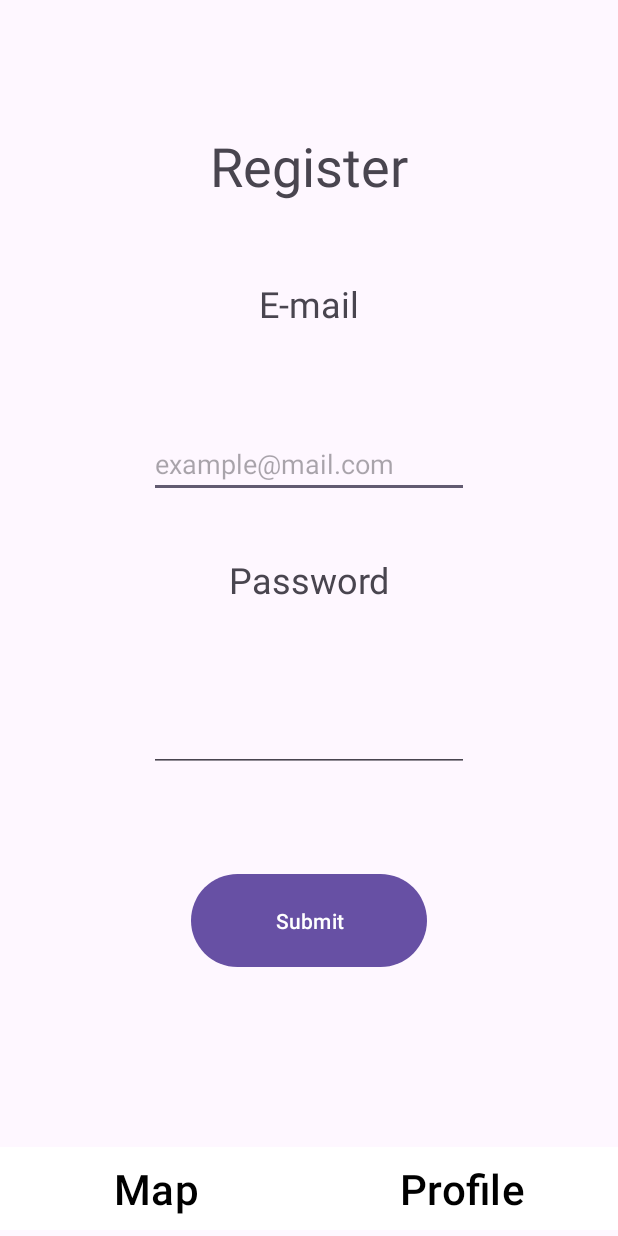
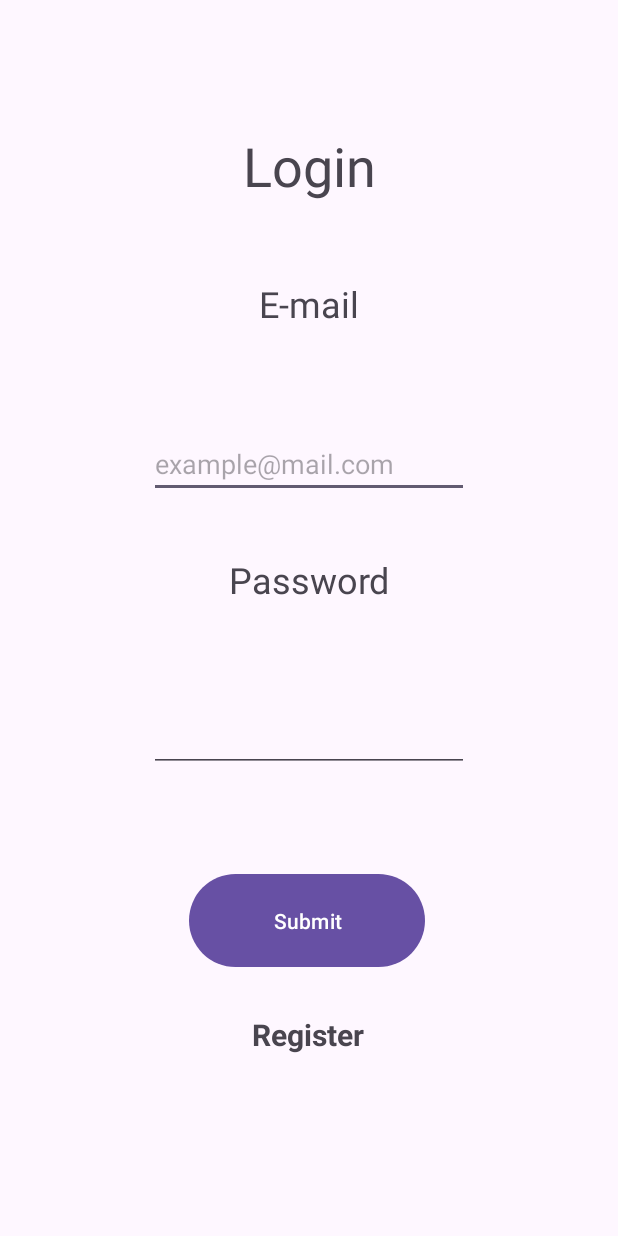
Before and after one commit to TheWhosein/WasteManagement, an Android app: the layout activity_main3.xml on its own in the app's theme, with its tools: preview values and no code run, on a phone screen of 412 x 824 dp. Run offline under Robolectric (Android 15) with nearby library versions, the phone set to English and light mode, and no system bars.

Commit message:
little changes

```diff
--- a/app/src/main/res/layout/activity_main.xml
+++ b/app/src/main/res/layout/activity_main.xml
@@ -19,6 +19,7 @@
         android:layout_width="208dp"
         android:layout_height="63dp"
         android:backgroundTint="@color/white"
+        android:onClick="profile"
         android:text="Profile"
         android:textColor="@color/black"
         android:textSize="28dp"
--- a/app/src/main/res/layout/activity_main2.xml
+++ b/app/src/main/res/layout/activity_main2.xml
@@ -13,6 +13,7 @@
         android:layout_width="208dp"
         android:layout_height="63dp"
         android:backgroundTint="@color/design_default_color_on_primary"
+        android:onClick="map"
         android:text="Map"
         android:textColor="@color/black"
         android:textSize="28dp"
@@ -39,6 +40,7 @@
         android:layout_width="155dp"
         android:layout_height="70dp"
         android:layout_marginBottom="258dp"
+        android:onClick="feedback"
         android:text="Feedback"
         app:layout_constraintBottom_toBottomOf="parent"
         app:layout_constraintEnd_toEndOf="parent"
@@ -50,6 +52,7 @@
         android:id="@+id/btnExit"
         android:layout_width="157dp"
         android:layout_height="69dp"
+        android:onClick="exit"
         android:text="Exit"
         app:layout_constraintBottom_toBottomOf="parent"
         app:layout_constraintEnd_toEndOf="parent"
@@ -61,6 +64,7 @@
         android:layout_width="157dp"
         android:layout_height="69dp"
         android:layout_marginBottom="16dp"
+        android:onClick="about"
         android:text="About"
         app:layout_constraintBottom_toTopOf="@+id/btnFeedback"
         app:layout_constraintEnd_toEndOf="parent"
@@ -85,6 +89,7 @@
         android:layout_width="157dp"
         android:layout_height="69dp"
         android:layout_marginBottom="16dp"
+        android:onClick="youtube"
         android:text="YouTube"
         app:layout_constraintBottom_toTopOf="@+id/btnAbout"
         app:layout_constraintEnd_toEndOf="parent"
--- a/app/src/main/res/layout/activity_main3.xml
+++ b/app/src/main/res/layout/activity_main3.xml
@@ -6,39 +6,13 @@
     android:layout_height="match_parent"
     tools:context=".MainActivity3">
 
-    <Button
-        android:id="@+id/profileButton3"
-        android:layout_width="208dp"
-        android:layout_height="63dp"
-        android:backgroundTint="@color/white"
-        android:text="Profile"
-        android:textColor="@color/black"
-        android:textSize="28dp"
-        app:layout_constraintBottom_toBottomOf="parent"
-        app:layout_constraintEnd_toEndOf="parent"
-        app:shapeAppearance="@style/TextAppearance.Compat.Notification.Info" />
-
-    <Button
-        android:id="@+id/mapButton3"
-        android:layout_width="208dp"
-        android:layout_height="63dp"
-        android:backgroundTint="@color/design_default_color_on_primary"
-        android:text="Map"
-        android:textColor="@color/black"
-        android:textSize="28dp"
-        app:layout_constraintBottom_toBottomOf="parent"
-        app:layout_constraintEnd_toStartOf="@+id/profileButton"
-        app:layout_constraintHorizontal_bias="0.0"
-        app:layout_constraintStart_toStartOf="parent"
-        app:shapeAppearance="@style/TextAppearance.Compat.Notification.Info" />
-
     <TextView
         android:id="@+id/textView"
         android:layout_width="155dp"
         android:layout_height="60dp"
         android:layout_marginTop="86dp"
         android:layout_marginBottom="40dp"
-        android:text="Register"
+        android:text="Login"
         android:textAlignment="center"
         android:textSize="36sp"
         app:layout_constraintBottom_toTopOf="@+id/textView2"
@@ -51,11 +25,13 @@
         android:layout_width="157dp"
         android:layout_height="70dp"
         android:layout_marginBottom="175dp"
+        android:onClick="submit"
         android:text="Submit"
         app:layout_constraintBottom_toBottomOf="parent"
         app:layout_constraintEnd_toEndOf="parent"
+        app:layout_constraintHorizontal_bias="0.496"
         app:layout_constraintStart_toStartOf="parent"
-        app:layout_constraintTop_toBottomOf="@+id/passwordText" />
+        app:layout_constraintTop_toBottomOf="@+id/usernameText" />
 
     <EditText
         android:id="@+id/emailText"
@@ -71,7 +47,7 @@
         app:layout_constraintTop_toBottomOf="@+id/textView2" />
 
     <EditText
-        android:id="@+id/passwordText"
+        android:id="@+id/usernameText"
         android:layout_width="wrap_content"
         android:layout_height="wrap_content"
         android:layout_marginBottom="64dp"
@@ -103,9 +79,25 @@
         android:text="Password"
         android:textAlignment="center"
         android:textSize="24sp"
-        app:layout_constraintBottom_toTopOf="@+id/passwordText"
+        app:layout_constraintBottom_toTopOf="@+id/usernameText"
         app:layout_constraintEnd_toEndOf="parent"
         app:layout_constraintStart_toStartOf="parent"
         app:layout_constraintTop_toBottomOf="@+id/emailText" />
 
+    <TextView
+        android:id="@+id/register"
+        android:layout_width="152dp"
+        android:layout_height="35dp"
+        android:onClick="register"
+        android:text="Register"
+        android:textAlignment="center"
+        android:textSize="20sp"
+        android:textStyle="bold"
+        app:layout_constraintBottom_toBottomOf="parent"
+        app:layout_constraintEnd_toEndOf="parent"
+        app:layout_constraintHorizontal_bias="0.498"
+        app:layout_constraintStart_toStartOf="parent"
+        app:layout_constraintTop_toTopOf="parent"
+        app:layout_constraintVertical_bias="0.857" />
+
 </androidx.constraintlayout.widget.ConstraintLayout>
```
Also changed, not shown: app/src/main/AndroidManifest.xml (+9 -5 lines), app/src/main/java/com/whosein/wastemanagement/MainActivity.java (+42 -1 lines), app/src/main/java/com/whosein/wastemanagement/MainActivity2.java (+40 -0 lines), app/src/main/java/com/whosein/wastemanagement/MainActivity3.java (+52 -1 lines), app/src/main/java/com/whosein/wastemanagement/MainActivity4.java (added, +43 -0 lines), app/src/main/res/layout/activity_main4.xml (added, +118 -0 lines).
